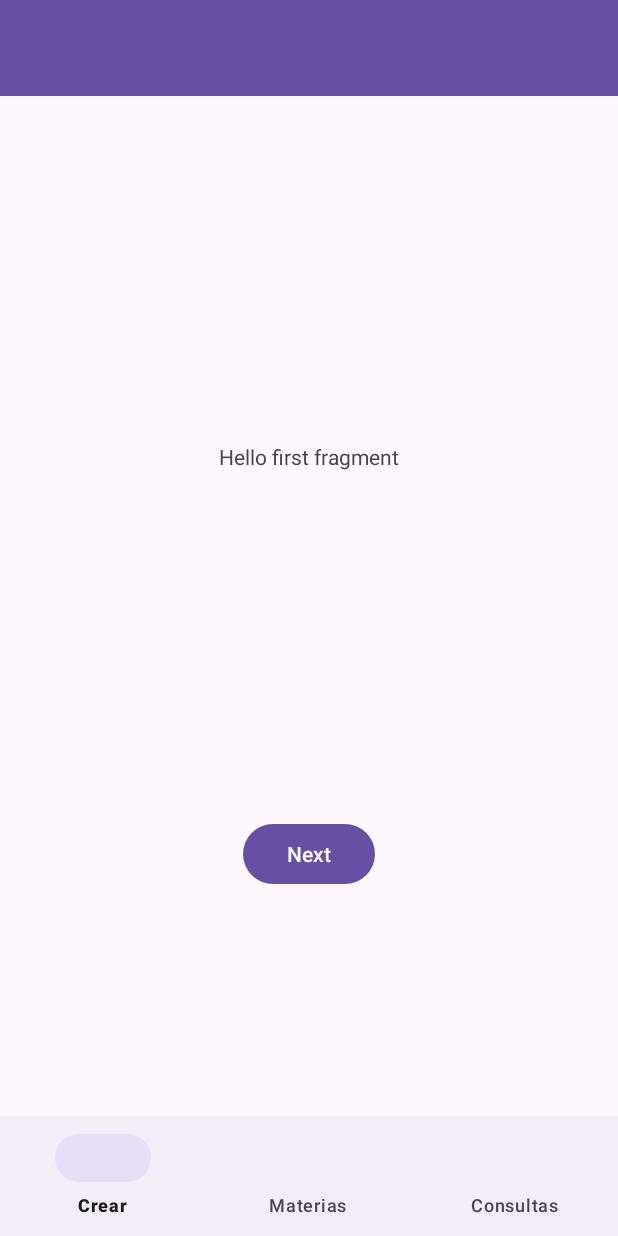
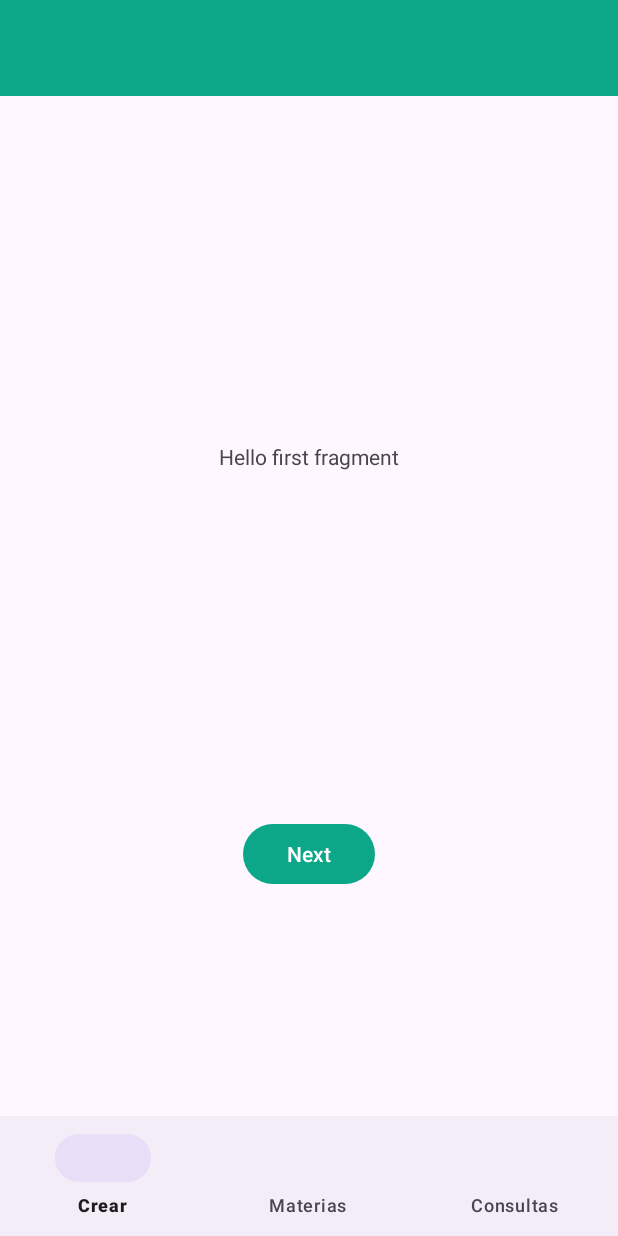
Before and after one commit to KevinAlexanderSoto/Android-BookyouU-APP, an Android app: the AdminActivity screen opened directly, with no data from a screen before it, on a phone screen of 412 x 824 dp. Run offline under Robolectric (Android 15) with nearby library versions, the phone set to English and light mode, and no system bars; our stand-ins replace navigation-ui.

Commit message:
style : setup primary color

```diff
--- a/app/src/main/res/values/colors.xml
+++ b/app/src/main/res/values/colors.xml
@@ -2,4 +2,5 @@
 <resources>
     <color name="black">#FF000000</color>
     <color name="white">#FFFFFFFF</color>
+    <color name="primary">#0CA789</color>
 </resources>
--- a/app/src/main/res/values/themes.xml
+++ b/app/src/main/res/values/themes.xml
@@ -2,7 +2,7 @@
     <!-- Base application theme. -->
     <style name="Base.Theme.BookYouU" parent="Theme.Material3.DayNight.NoActionBar">
         <!-- Customize your light theme here. -->
-        <!-- <item name="colorPrimary">@color/my_light_primary</item> -->
+         <item name="colorPrimary">@color/primary</item>
     </style>
 
 
```
